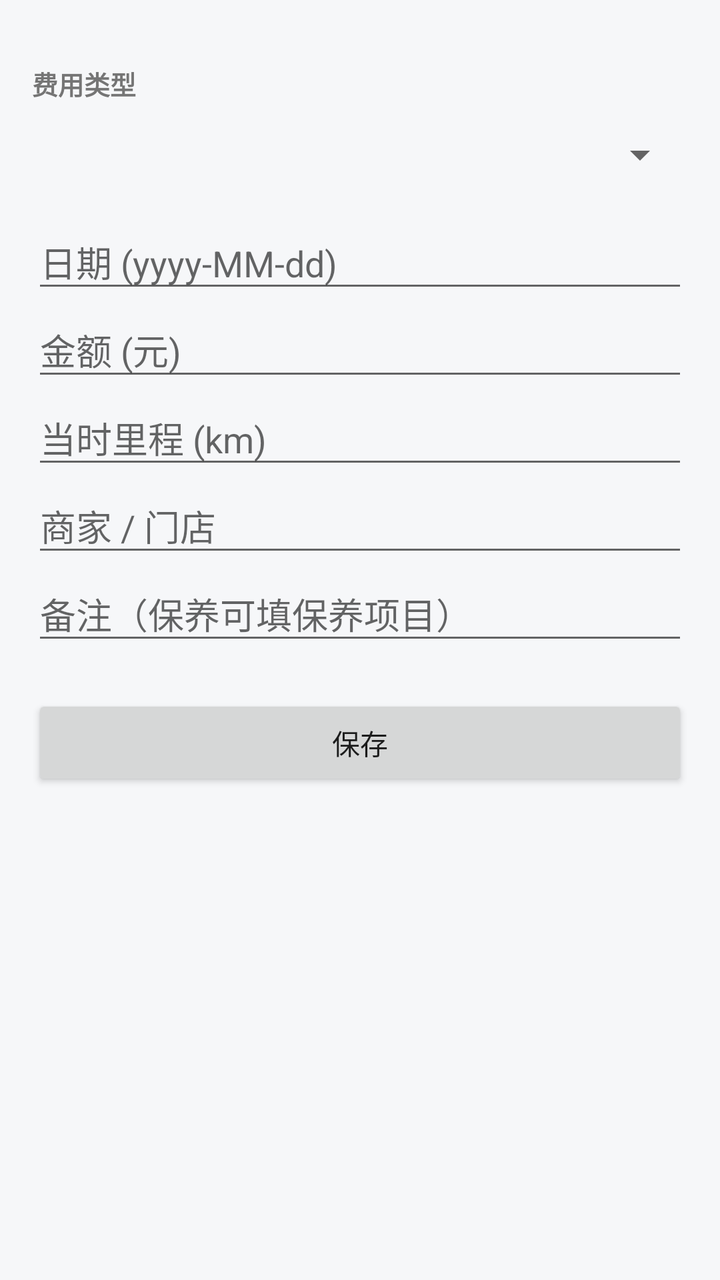
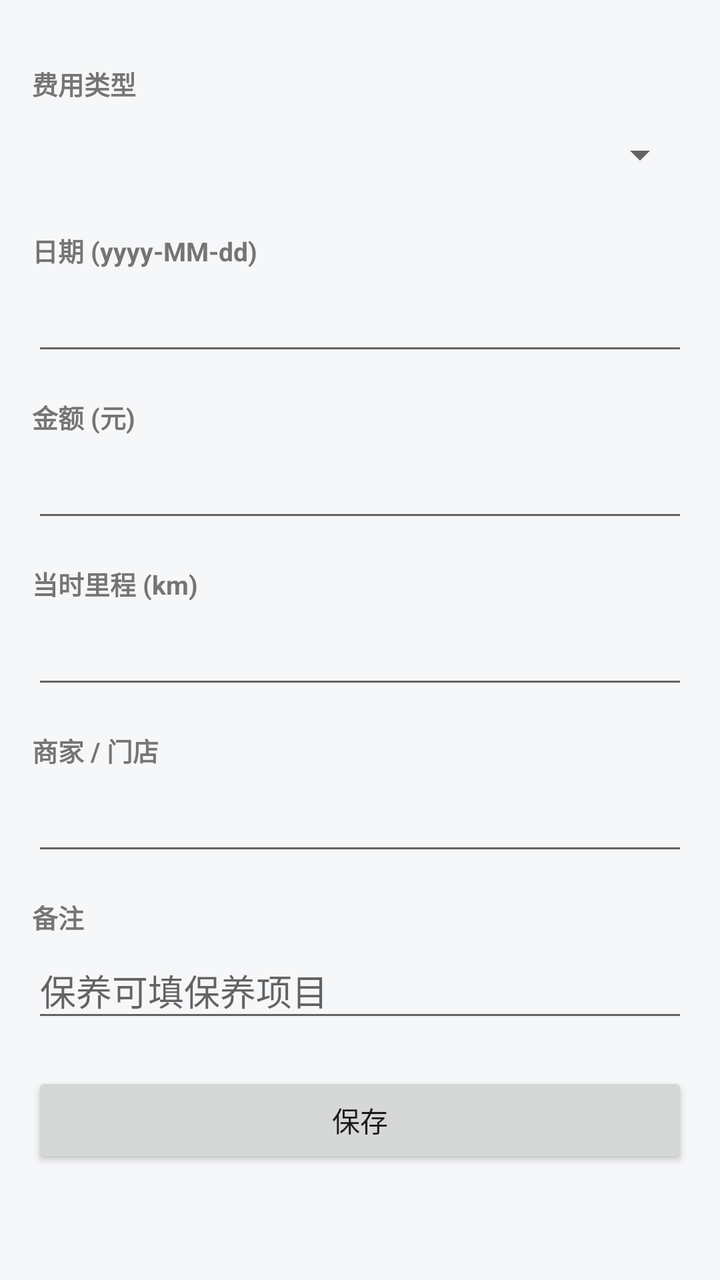

Before-and-after screenshots of an Android layout around one commit, followed by the original layout XML and the change that was made.
<!-- AndroidManifest.xml: application theme Theme.PowerConsumption -->
<!-- res/layout/activity_expense_edit.xml -->
<?xml version="1.0" encoding="utf-8"?>
<ScrollView xmlns:android="http://schemas.android.com/apk/res/android"
    android:layout_width="match_parent"
    android:layout_height="match_parent"
    android:background="@color/page_bg"
    android:fillViewport="true">

    <LinearLayout
        android:layout_width="match_parent"
        android:layout_height="wrap_content"
        android:orientation="vertical"
        android:padding="16dp">

        <TextView
            style="@style/FormLabel"
            android:text="@string/label_expense_type" />

        <Spinner
            android:id="@+id/spinnerType"
            android:layout_width="match_parent"
            android:layout_height="wrap_content"
            android:minHeight="44dp" />

        <EditText
            android:id="@+id/etExpDate"
            style="@style/FormInput"
            android:layout_marginTop="8dp"
            android:hint="@string/hint_date"
            android:inputType="date" />

        <EditText
            android:id="@+id/etExpAmount"
            style="@style/FormInput"
            android:hint="@string/hint_expense_amount"
            android:inputType="numberDecimal" />

        <EditText
            android:id="@+id/etExpOdo"
            style="@style/FormInput"
            android:hint="@string/hint_expense_odo"
            android:inputType="number" />

        <EditText
            android:id="@+id/etExpShop"
            style="@style/FormInput"
            android:hint="@string/hint_shop"
            android:inputType="text" />

        <EditText
            android:id="@+id/etExpNote"
            style="@style/FormInput"
            android:hint="@string/hint_expense_note"
            android:inputType="text" />

        <Button
            android:id="@+id/btnSaveExpense"
            android:layout_width="match_parent"
            android:layout_height="wrap_content"
            android:layout_marginTop="20dp"
            android:minHeight="48dp"
            android:text="@string/action_save" />
    </LinearLayout>
</ScrollView>
<!-- resources referenced by this layout -->
<resources>
  <color name="page_bg">#FFF6F7F9</color>
  <string name="action_save">保存</string>
  <string name="hint_date">日期 (yyyy-MM-dd)</string>
  <string name="hint_expense_amount">金额 (元)</string>
  <string name="hint_expense_note">备注（保养可填保养项目）</string>
  <string name="hint_expense_odo">当时里程 (km)</string>
  <string name="hint_shop">商家 / 门店</string>
  <string name="label_expense_type">费用类型</string>
  <style name="FormInput">
          <item name="android:layout_width">match_parent</item>
          <item name="android:layout_height">wrap_content</item>
          <item name="android:importantForAutofill">no</item>
          <item name="android:minHeight">44dp</item>
      </style>
  <style name="FormLabel">
          <item name="android:layout_width">match_parent</item>
          <item name="android:layout_height">wrap_content</item>
          <item name="android:paddingTop">16dp</item>
          <item name="android:paddingBottom">4dp</item>
          <item name="android:textColor">@color/text_secondary</item>
          <item name="android:textSize">13sp</item>
          <item name="android:textStyle">bold</item>
      </style>
  <style name="Theme.PowerConsumption" parent="Theme.MaterialComponents.DayNight.DarkActionBar">
          <item name="colorPrimary">@color/purple_500</item>
          <item name="colorPrimaryVariant">@color/purple_700</item>
          <item name="colorOnPrimary">@color/white</item>
          <item name="colorSecondary">@color/teal_200</item>
          <item name="colorSecondaryVariant">@color/teal_700</item>
          <item name="colorOnSecondary">@color/black</item>
          <item name="android:statusBarColor">?attr/colorPrimaryVariant</item>
          <item name="android:windowBackground">@color/page_bg</item>
      </style>
  <color name="text_secondary">#FF757575</color>
  <color name="purple_500">#FF6200EE</color>
  <color name="purple_700">#FF3700B3</color>
  <color name="white">#FFFFFFFF</color>
  <color name="teal_200">#FF03DAC5</color>
  <color name="teal_700">#FF018786</color>
  <color name="black">#FF000000</color>
</resources>

<!-- the commit's change to res/layout/activity_expense_edit.xml (unified diff, before → after) -->
@@ -21,36 +21,53 @@
             android:layout_height="wrap_content"
             android:minHeight="44dp" />
 
+        <TextView
+            style="@style/FormLabel"
+            android:text="@string/label_date" />
+
         <EditText
             android:id="@+id/etExpDate"
             style="@style/FormInput"
-            android:layout_marginTop="8dp"
-            android:hint="@string/hint_date"
             android:inputType="date" />
+
+        <TextView
+            style="@style/FormLabel"
+            android:text="@string/label_expense_amount" />
 
         <EditText
             android:id="@+id/etExpAmount"
             style="@style/FormInput"
-            android:hint="@string/hint_expense_amount"
             android:inputType="numberDecimal" />
+
+        <TextView
+            style="@style/FormLabel"
+            android:text="@string/label_expense_odo" />
 
         <EditText
             android:id="@+id/etExpOdo"
             style="@style/FormInput"
-            android:hint="@string/hint_expense_odo"
             android:inputType="number" />
+
+        <TextView
+            style="@style/FormLabel"
+            android:text="@string/label_shop" />
 
         <EditText
             android:id="@+id/etExpShop"
             style="@style/FormInput"
-            android:hint="@string/hint_shop"
             android:inputType="text" />
 
+        <TextView
+            style="@style/FormLabel"
+            android:text="@string/label_note" />
+
+        
         <EditText
             android:id="@+id/etExpNote"
             style="@style/FormInput"
+            android:gravity="top"
             android:hint="@string/hint_expense_note"
-            android:inputType="text" />
+            android:inputType="textMultiLine" />
 
         <Button
             android:id="@+id/btnSaveExpense"
<!-- resource entries referenced after the edit -->
@@ -2,12 +2,13 @@
 <resources>
   <color name="page_bg">#FFF6F7F9</color>
   <string name="action_save">保存</string>
-  <string name="hint_date">日期 (yyyy-MM-dd)</string>
-  <string name="hint_expense_amount">金额 (元)</string>
-  <string name="hint_expense_note">备注（保养可填保养项目）</string>
-  <string name="hint_expense_odo">当时里程 (km)</string>
-  <string name="hint_shop">商家 / 门店</string>
+  <string name="hint_expense_note">保养可填保养项目</string>
+  <string name="label_date">日期 (yyyy-MM-dd)</string>
+  <string name="label_expense_amount">金额 (元)</string>
+  <string name="label_expense_odo">当时里程 (km)</string>
   <string name="label_expense_type">费用类型</string>
+  <string name="label_note">备注</string>
+  <string name="label_shop">商家 / 门店</string>
   <style name="FormInput">
           <item name="android:layout_width">match_parent</item>
           <item name="android:layout_height">wrap_content</item>
